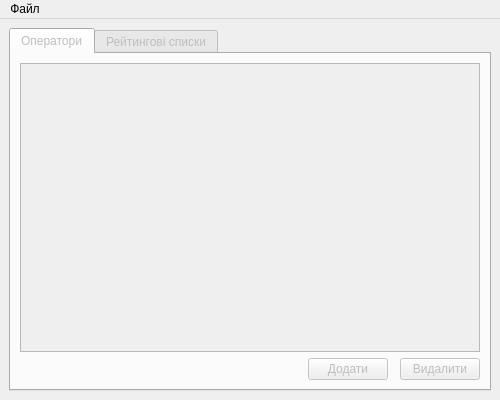
Adept-5455/CourseWork, file CourseWork/Редактор/mainmenu.ui: the form before one commit.
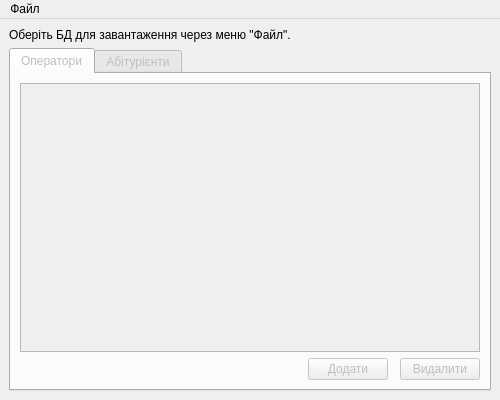
The form after the commit.

```diff
--- a/CourseWork/Редактор/mainmenu.ui
+++ b/CourseWork/Редактор/mainmenu.ui
@@ -21,7 +21,7 @@
   </property>
   <widget class="QWidget" name="centralwidget">
    <layout class="QGridLayout" name="gridLayout">
-    <item row="1" column="0">
+    <item row="2" column="0">
      <widget class="QTabWidget" name="tabWidget">
       <property name="enabled">
        <bool>false</bool>
@@ -40,23 +40,7 @@
         <string>Оператори</string>
        </attribute>
        <layout class="QGridLayout" name="gridLayout_2">
-        <item row="0" column="0" colspan="6">
-         <widget class="QTableView" name="operatorsTable"/>
-        </item>
-        <item row="2" column="1">
-         <spacer name="horizontalSpacer">
-          <property name="orientation">
-           <enum>Qt::Horizontal</enum>
-          </property>
-          <property name="sizeHint" stdset="0">
-           <size>
-            <width>40</width>
-            <height>20</height>
-           </size>
-          </property>
-         </spacer>
-        </item>
-        <item row="2" column="3">
+        <item row="3" column="3">
          <widget class="QPushButton" name="addBtn">
           <property name="enabled">
            <bool>false</bool>
@@ -66,7 +50,7 @@
           </property>
          </widget>
         </item>
-        <item row="2" column="5">
+        <item row="3" column="5">
          <widget class="QPushButton" name="delBtn">
           <property name="enabled">
            <bool>false</bool>
@@ -76,11 +60,27 @@
           </property>
          </widget>
         </item>
+        <item row="3" column="1">
+         <spacer name="horizontalSpacer">
+          <property name="orientation">
+           <enum>Qt::Horizontal</enum>
+          </property>
+          <property name="sizeHint" stdset="0">
+           <size>
+            <width>40</width>
+            <height>20</height>
+           </size>
+          </property>
+         </spacer>
+        </item>
+        <item row="1" column="0" colspan="6">
+         <widget class="QTableView" name="operatorsTable"/>
+        </item>
        </layout>
       </widget>
       <widget class="QWidget" name="ratingTab">
        <attribute name="title">
-        <string>Рейтингові списки</string>
+        <string>Абітурієнти</string>
        </attribute>
        <layout class="QGridLayout" name="gridLayout_3">
         <item row="1" column="1">
@@ -113,6 +113,13 @@
       </widget>
      </widget>
     </item>
+    <item row="1" column="0">
+     <widget class="QLabel" name="statusLabel">
+      <property name="text">
+       <string>Оберіть БД для завантаження через меню &quot;Файл&quot;.</string>
+      </property>
+     </widget>
+    </item>
    </layout>
   </widget>
   <widget class="QMenuBar" name="menubar">
@@ -135,8 +142,8 @@
      <bool>false</bool>
     </property>
     <addaction name="loadFromDB"/>
-    <addaction name="generateXML"/>
     <addaction name="separator"/>
+    <addaction name="generateXML"/>
     <addaction name="exit"/>
    </widget>
    <addaction name="menu"/>
@@ -159,6 +166,11 @@
     <string>Вихід</string>
    </property>
   </action>
+  <action name="action_XML">
+   <property name="text">
+    <string>Завантажити з XML</string>
+   </property>
+  </action>
  </widget>
  <tabstops>
   <tabstop>addBtn</tabstop>
```
